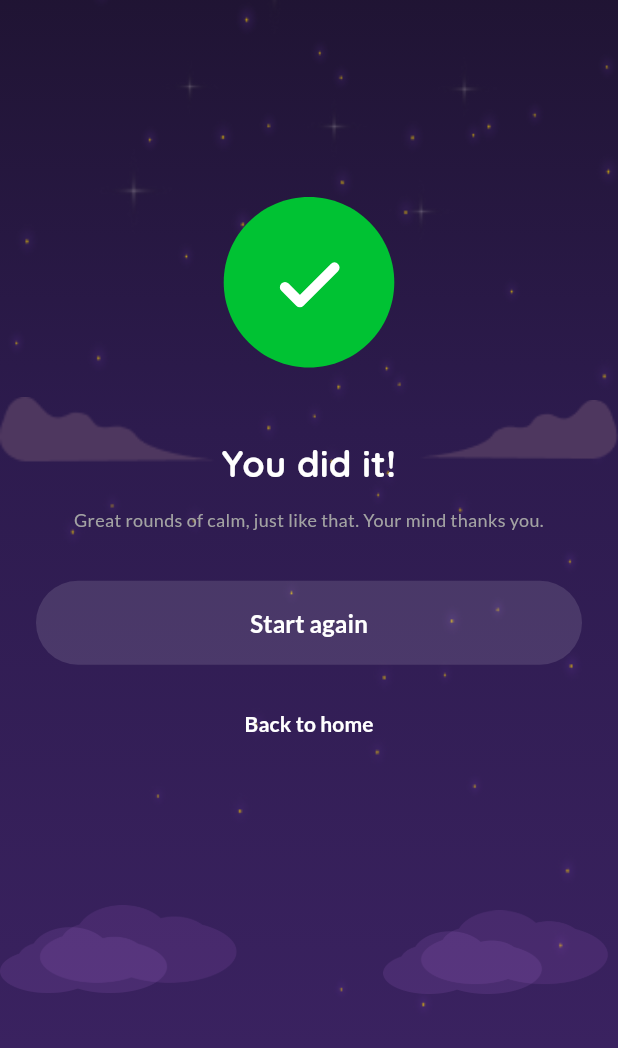
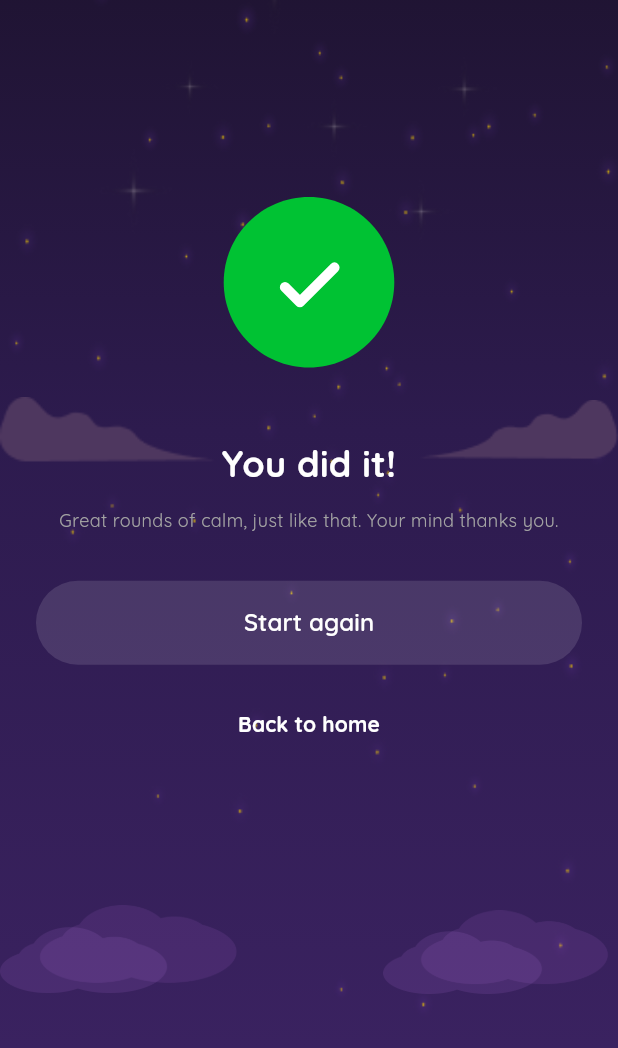
Before and after one commit to Harshsawkare/Breathing, a Flutter app: the SessionCompletionPage screen opened by its route, after a tap on the "dark mode" icon, on a phone screen of 412 x 824 dp, the part 188-1236 px from its top. Run offline on Flutter 3.47's test engine with Material 3 defaults, Android fonts, the light colour scheme and no system bars; our stand-ins replace audioplayers, equatable, flutter_bloc, flutter_svg, lottie, shared_preferences; accounts and stored records are empty.

Commit message:
Update Font Family - Only Quicksand

```diff
--- a/lib/core/theme/app_theme.dart
+++ b/lib/core/theme/app_theme.dart
@@ -30,45 +30,39 @@ class AppTheme {
     final subtitleColor =
         isDark ? AppColors.darkSubtitle : AppColors.lightSubtitle;
 
-    final tt = base.textTheme;
-    final textTheme = base.textTheme.copyWith(
+    final tt = base.textTheme.apply(fontFamily: AppTypography.fontFamilyHeading);
+    final textTheme = tt.copyWith(
       // Heading — Quicksand, 24 mobile / 32 web
       headlineMedium: tt.headlineMedium?.copyWith(
-        fontFamily: AppTypography.fontFamilyHeading,
         fontSize: AppTypography.headingSize(isWeb),
         fontWeight: FontWeight.w700,
         color: headingColor,
       ),
       // Subheading — Quicksand, 14 mobile / 16 web
       titleMedium: tt.titleMedium?.copyWith(
-        fontFamily: AppTypography.fontFamilyHeading,
         fontSize: AppTypography.subheadingSize(isWeb),
         fontWeight: FontWeight.w500,
         color: subheadingColor,
       ),
-      // Title — Lato, 15 mobile / 16 web
+      // Title — Quicksand, 15 mobile / 16 web
       titleSmall: tt.titleSmall?.copyWith(
-        fontFamily: AppTypography.fontFamilyBody,
         fontSize: AppTypography.titleSize(isWeb),
         fontWeight: FontWeight.w600,
         color: titleColor,
       ),
-      // Subtitle — Lato, 12 mobile / 16 web
+      // Subtitle — Quicksand, 12 mobile / 16 web
       bodyMedium: tt.bodyMedium?.copyWith(
-        fontFamily: AppTypography.fontFamilyBody,
         fontSize: AppTypography.subtitleSize(isWeb),
         fontWeight: FontWeight.w400,
         color: subtitleColor,
       ),
       bodySmall: tt.bodySmall?.copyWith(
-        fontFamily: AppTypography.fontFamilyBody,
         fontSize: AppTypography.subtitleSize(isWeb),
         fontWeight: FontWeight.w400,
         color: subtitleColor,
       ),
-      // Button text — Lato, 16/16
+      // Button text — Quicksand, 16/16
       labelLarge: tt.labelLarge?.copyWith(
-        fontFamily: AppTypography.fontFamilyBody,
         fontSize: AppTypography.buttonTextSize(isWeb),
         fontWeight: FontWeight.w600,
       ),
@@ -87,6 +81,8 @@ class AppTheme {
         onSurface: titleColor,
       ),
       textTheme: textTheme,
+      primaryTextTheme:
+          base.primaryTextTheme.apply(fontFamily: AppTypography.fontFamilyHeading),
       extensions: <ThemeExtension<dynamic>>[
         AppTypographyExtension(isWeb: isWeb, isDark: isDark),
       ],
--- a/lib/core/theme/app_typography.dart
+++ b/lib/core/theme/app_typography.dart
@@ -13,23 +13,23 @@ class AppTypography {
   // Subheading: 14 / 16 — Quicksand
   static double subheadingSize(bool isWeb) => isWeb ? 16.0 : 14.0;
 
-  // Title: 15 / 16 — Lato
+  // Title: 15 / 16 — Quicksand
   static double titleSize(bool isWeb) => isWeb ? 16.0 : 15.0;
 
-  // Subtitle: 12 / 16 — Lato
+  // Subtitle: 12 / 16 — Quicksand
   static double subtitleSize(bool isWeb) => isWeb ? 16.0 : 12.0;
 
-  // Chip text: 14 / 14 — Lato
+  // Chip text: 14 / 14 — Quicksand
   static double chipTextSize(bool isWeb) => 14.0;
 
-  // Button text: 16 / 16 — Lato
+  // Button text: 16 / 16 — Quicksand
   static double buttonTextSize(bool isWeb) => 16.0;
 
   // Breathing counter: 36 / 36 — Quicksand (prominent)
   static double breathingCounterSize(bool isWeb) => 36.0;
 
   static const String fontFamilyHeading = 'Quicksand';
-  static const String fontFamilyBody = 'Lato';
+  static const String fontFamilyBody = 'Quicksand';
 }
 
 /// Theme extension that provides app text styles with correct font families
```
Also changed, not shown: pubspec.yaml (+0 -7 lines), assets/fonts/Lato-Bold.ttf (deleted), assets/fonts/Lato-Italic.ttf (deleted), assets/fonts/Lato-Regular.ttf (deleted), 2 other files.
